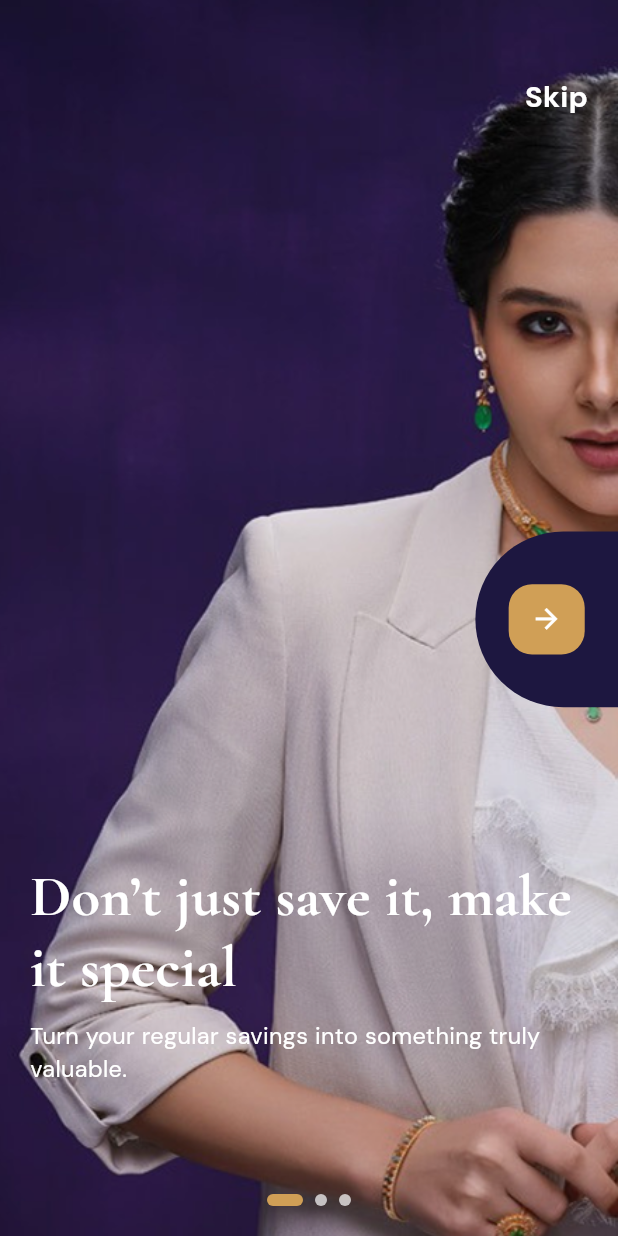
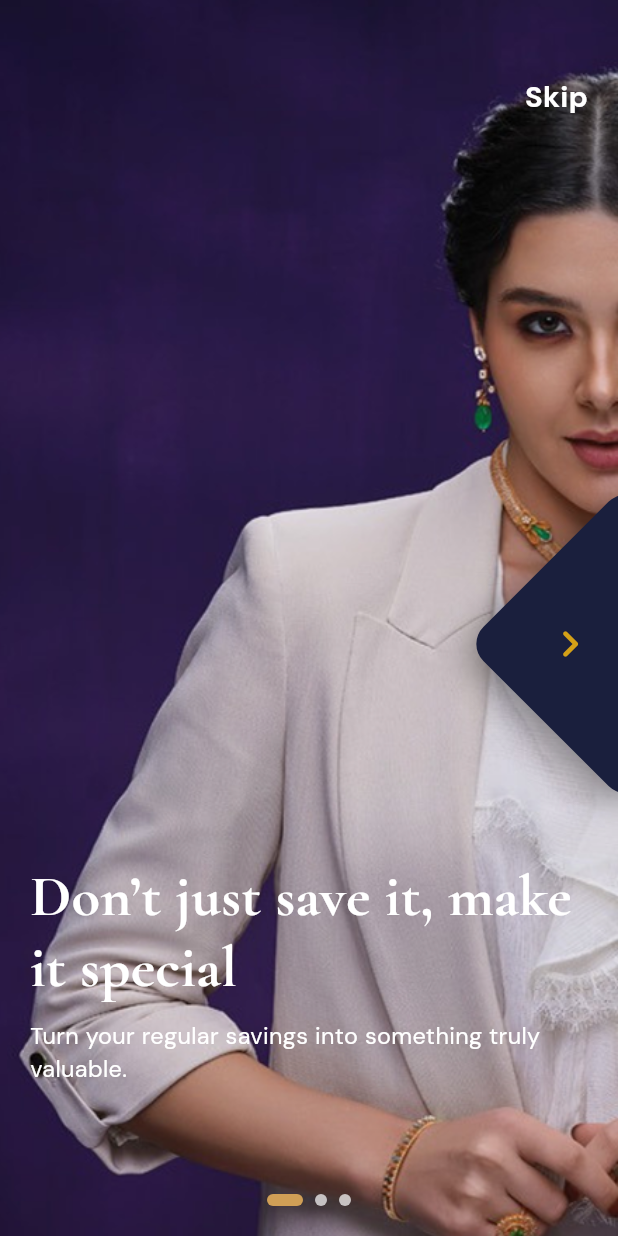
Before and after one commit to mufastp/arabian_gold_diamonds, a Flutter app: the screen it shows after launch, on a phone screen of 412 x 824 dp. Run offline on Flutter 3.47's test engine with Material 3 defaults, Android fonts, the light colour scheme and no system bars; our stand-ins replace connectivity_plus, dio, dotted_border, flutter_screenutil, get, get_storage and 2 more; accounts and stored records are empty.

Commit message:
Update Podfile.lock and improve signup and onboarding views
- Added image_picker_ios dependency to Podfile.lock
- Cleaned up whitespace in signup_view.dart for better readability
- Adjusted positioning and styling of buttons in onboarding_screen.dar

```diff
--- a/lib/src/modules/onboarding/view/onboarding_screen.dart
+++ b/lib/src/modules/onboarding/view/onboarding_screen.dart
@@ -51,6 +51,7 @@ class OnboardingView extends StatelessWidget {
                   ),
 
                   /// Skip Button
+                 if (index != 2)
                   Positioned(
                     top: 50,
                     right: 20,
@@ -82,35 +83,38 @@ class OnboardingView extends StatelessWidget {
                   /// Next Button
                   if (index != 2)
                     Positioned(
-                      right: 0,
+                      right: -80, // 👈 pushes half outside the screen
                       top: MediaQuery.of(context).size.height * 0.43,
-                      child: Container(
-                        height: 120.h,
-                        width: 90.w,
+                      child: Transform.rotate(
+                        angle: 0.785, // 45-degree diamond
+                        child: GestureDetector(
+                          onTap: () => controller.nextPage(pageController),
+                          child: Container(
+                            width: 150,
+                            height: 150,
+                            decoration: BoxDecoration(
+                              color:index == 0? const Color(0xFF1A1F3D):Color(0xFF671411),
+                              borderRadius: BorderRadius.circular(16),
+                              boxShadow: [
+                                BoxShadow(
+                                  color: Colors.black.withOpacity(0.4),
+                                  blurRadius: 20,
+                                  offset: Offset(0, 8),
+                                ),
+                              ],
+                            ),
 
-                        // THIS IS THE CORRECT SHAPE
-                        decoration: BoxDecoration(
-                          color: const Color(
-                            0xFF1D1740,
-                          ), // dark navy like your design
-                          borderRadius: BorderRadius.only(
-                            topLeft: Radius.circular(80.r),
-                            bottomLeft: Radius.circular(80.r),
-                          ),
-                        ),
-
-                        child: Center(
-                          child: Container(
-                            height: 48.h,
-                            width: 48.w,
-                            decoration: BoxDecoration(
-                              color: AppColors.gold500,
-                              borderRadius: BorderRadius.circular(16.r),
-                            ),
-                            child: Icon(
-                              Icons.arrow_forward,
-                              color: Colors.white,
-                              size: 22.sp,
+                            child: Transform.rotate(
+                              angle: -0.785, // rotate icon back
+                              child: Container(
+                                alignment: Alignment.centerLeft,
+                                padding: const EdgeInsets.all(20),
+                                child: Icon(
+                                  Icons.chevron_right_rounded,
+                                  color: Color(0xFFD4A017),
+                                  size: 36,
+                                ),
+                              ),
                             ),
                           ),
                         ),
```
Also changed, not shown: lib/src/modules/auth/view/signup_view.dart (+6 -3 lines), 1 other file.
